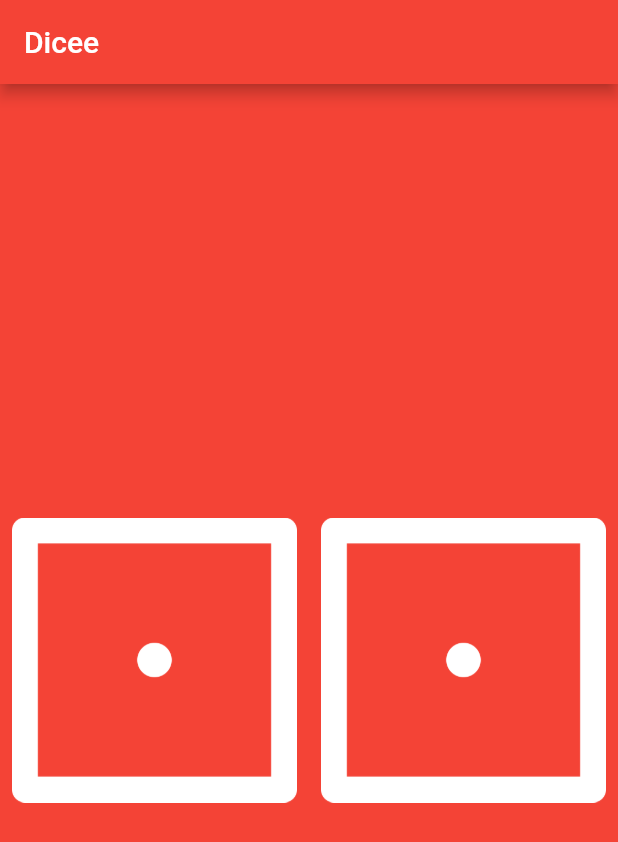
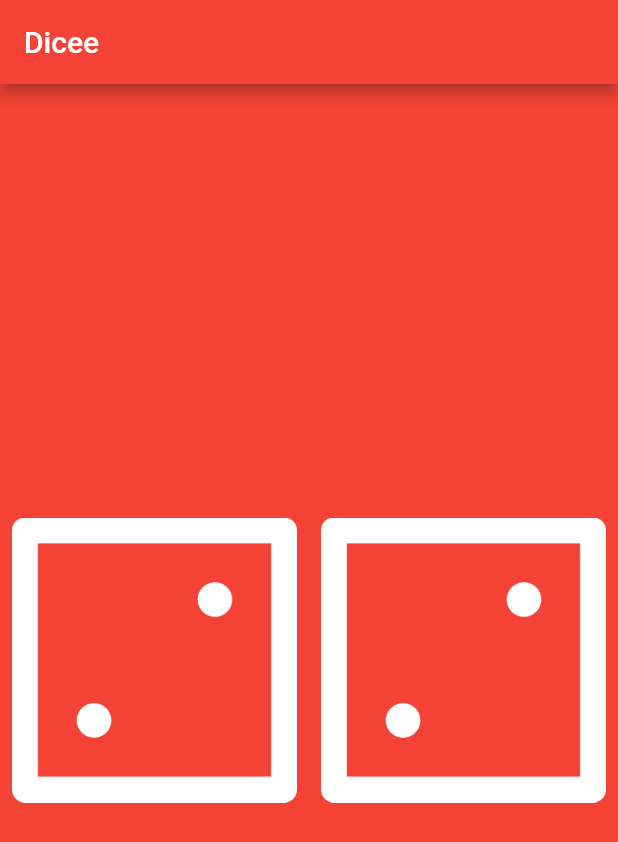
Before and after one commit to jvsena42/dicee, a Flutter app: the screen it shows after launch, on a phone screen of 412 x 824 dp. Shown: the top 842 px of the screen. Run offline on Flutter 3.47's test engine with Material 2 defaults, Android fonts, the phone set to English and light mode, and no system bars.

```diff
--- a/lib/main.dart
+++ b/lib/main.dart
@@ -1,4 +1,5 @@
 import 'package:flutter/material.dart';
+import 'dart:math';
 
 void main() {
   return runApp(
@@ -15,26 +16,41 @@ void main() {
   );
 }
 
-class DicePage extends StatelessWidget {
+class DicePage extends StatefulWidget {
+  const DicePage({Key? key}) : super(key: key);
+
+  @override
+  _DicePageState createState() => _DicePageState();
+}
+
+class _DicePageState extends State<DicePage> {
+  int diceNumber = 1;
+
   @override
   Widget build(BuildContext context) {
+
+    diceNumber = Random().nextInt(7);
+
     return Center(
       child: Row(
         children: [
-          Expanded(
-            child: TextButton(
-              onPressed: () {},
-              child: Image.asset('images/dice1.png'),
-            ),
-          ),
-          Expanded(
-            child: TextButton(
-              onPressed: () {},
-              child: Image.asset('images/dice1.png'),
-            ),
-          ),
+          dice(diceNumber),
+          dice(diceNumber)
         ],
       ),
     );
   }
+
+  Expanded dice(int number) {
+    return Expanded(
+      child: TextButton(
+        onPressed: () {
+          setState(() {
+            number = Random().nextInt(6) + 1;
+          });
+        },
+        child: Image.asset('images/dice$number.png'),
+      ),
+    );
+  }
 }
```
